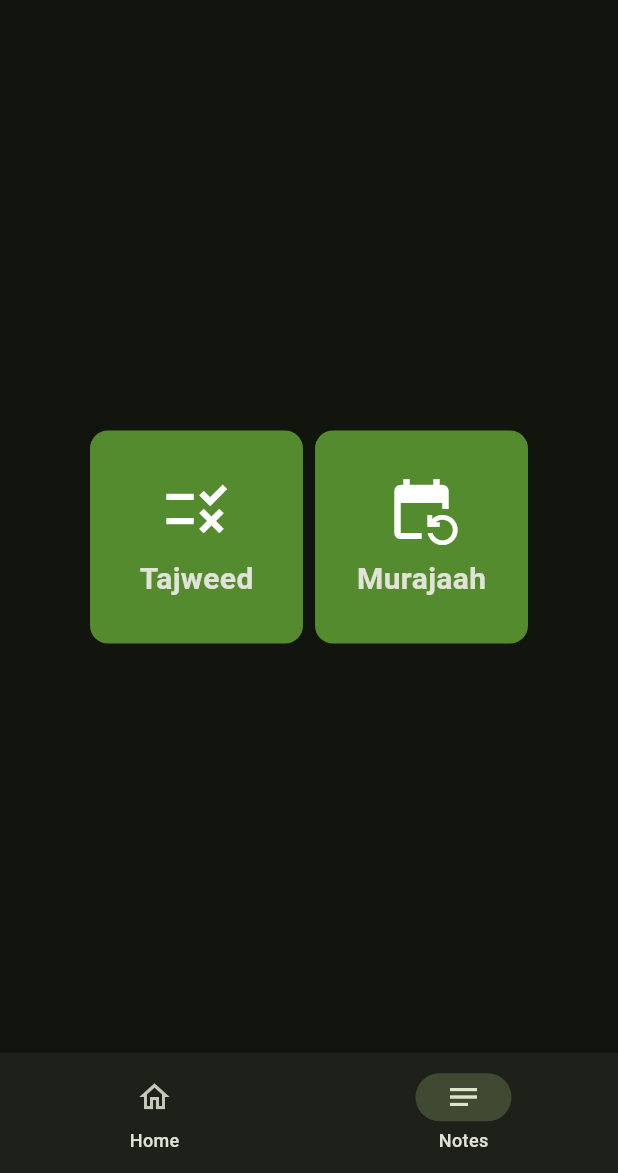
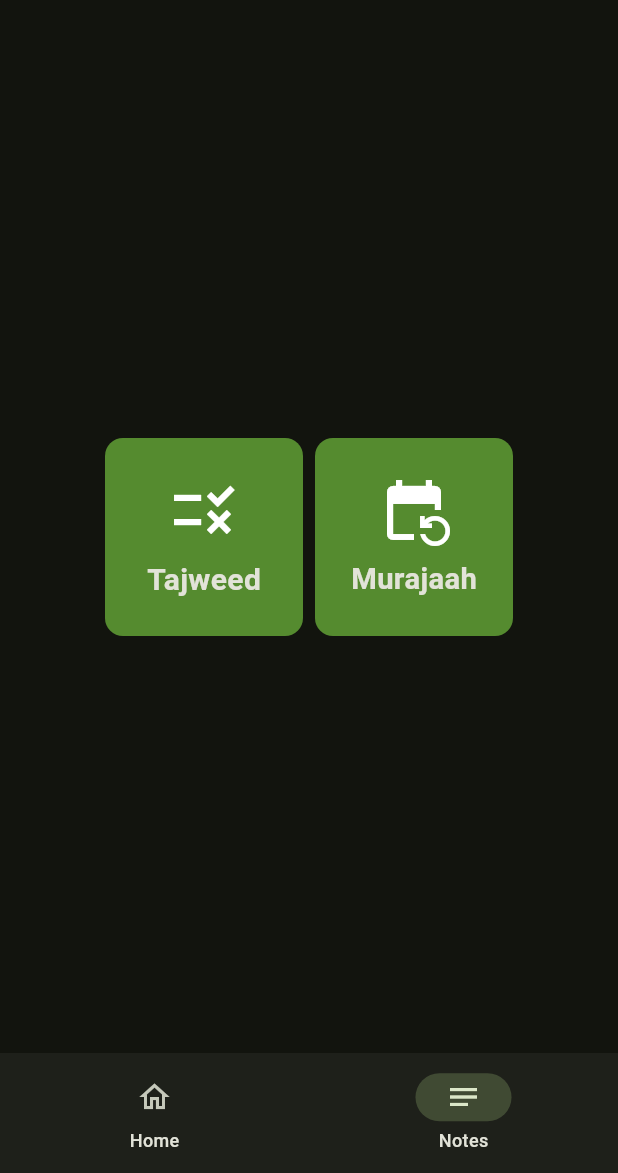
Before and after one commit to adaniel52/repeater, a Flutter app: the MainScreen screen opened directly, item 2 of the bottom bar chosen, on a phone screen of 412 x 824 dp, the part 63-1236 px from its top. Run offline on Flutter 3.47's test engine with Material 3 defaults, Android fonts, the phone set to English and light mode, and no system bars; our stand-ins replace awesome_notifications, photo_view, shared_preferences; accounts and stored records are empty.

Commit message:
recompile ios

```diff
--- a/lib/screens/notes_screen.dart
+++ b/lib/screens/notes_screen.dart
@@ -1,4 +1,6 @@
+import 'package:flutter/cupertino.dart';
 import 'package:flutter/material.dart';
+import 'package:flutter/widgets.dart';
 import '../config/data.dart';
 import '../widgets/notes_category_menu_item.dart';
 
@@ -11,6 +13,33 @@ class NotesScreen extends StatelessWidget {
   Widget build(BuildContext context) {
     // final double screenWidth = MediaQuery.of(context).size.width;
 
+    return Padding(
+      padding: const EdgeInsets.all(20),
+      child: Center(
+          child: Row(
+        mainAxisAlignment: MainAxisAlignment.center,
+        children: [
+          SizedBox(
+            width: 140,
+            child: NotesCategoryMenuItem(
+              icon: NotesData.notesMenuItems[0].icon,
+              title: NotesData.notesMenuItems[0].title,
+              list: NotesData.notesMenuItems[0].list,
+            ),
+          ),
+          SizedBox(
+            width: 140,
+            child: NotesCategoryMenuItem(
+              icon: NotesData.notesMenuItems[1].icon,
+              title: NotesData.notesMenuItems[1].title,
+              list: NotesData.notesMenuItems[1].list,
+            ),
+          ),
+        ],
+      )),
+    );
+
+    /*
     return Center(
       child: SizedBox(
         width: 300,
@@ -31,5 +60,6 @@ class NotesScreen extends StatelessWidget {
         ),
       ),
     );
+    */
   }
 }
--- a/lib/screens/photo_view_screen.dart
+++ b/lib/screens/photo_view_screen.dart
@@ -34,11 +34,11 @@ class PhotoViewScreen extends StatelessWidget {
                   Navigator.pop(context);
                 },
                 // Icon with shadows for visual outline
-                icon: const Icon(
-                  Icons.arrow_back,
+                icon: Icon(
+                  Icons.adaptive.arrow_back,
                   color: Colors.white,
                   // Shadows for visual outline
-                  shadows: [
+                  shadows: const [
                     Shadow(offset: Offset(1, 1)),
                     Shadow(offset: Offset(-1, -1)),
                     Shadow(offset: Offset(1, -1)),
```
